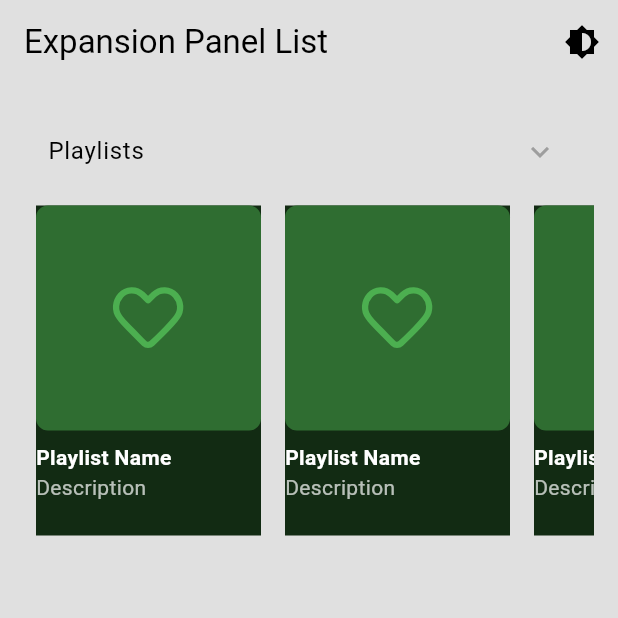
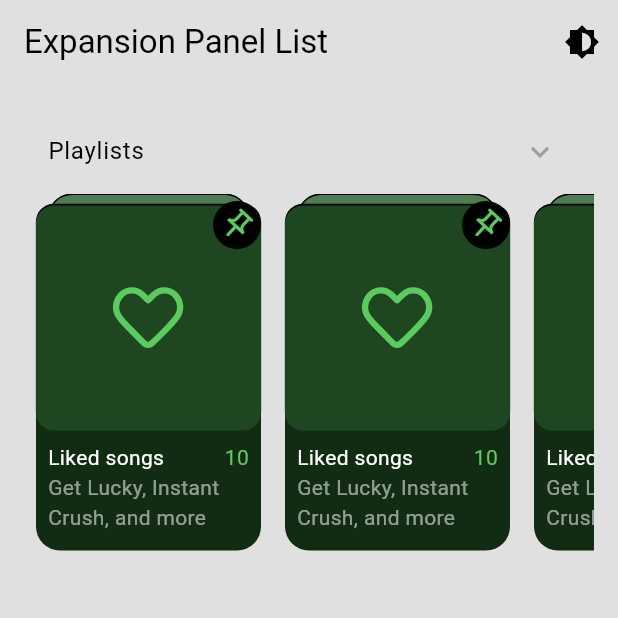
Before and after one commit to Monotone-music/monotone-mobile, a Flutter app: the screen it shows after launch, after a tap on "Playlists", on a phone screen of 412 x 824 dp, the top half of it. Run offline on Flutter 3.47's test engine with Material 3 defaults, Android fonts, the phone set to English and light mode, and no system bars; our stand-ins replace audio_video_progress_bar, flutter_svg, just_audio.

Commit message:
add playlist card (icon)

```diff
--- a/lib/components/my_drawer.dart
+++ /dev/null
@@ -1,65 +0,0 @@
-import 'package:flutter/material.dart';
-
-class MyDrawer extends StatefulWidget {
-  const MyDrawer({super.key});
-
-  @override
-  State<MyDrawer> createState() => _MyDrawerState();
-}
-
-class _MyDrawerState extends State<MyDrawer> {
-  @override
-  Widget build(BuildContext context) {
-    return Drawer(
-      backgroundColor: Theme.of(context).colorScheme.surface,
-      child: Column(
-        children: [
-          //logo
-          DrawerHeader(
-            decoration: BoxDecoration(
-              border: const Border(
-                bottom: BorderSide.none,
-              ),
-              color: Theme.of(context).colorScheme.primary,
-            ),
-            child: Center(
-              child: Icon(
-                Icons.music_note,
-                size: 40,
-                color: Theme.of(context).colorScheme.inversePrimary,
-              ),
-            ),
-          ),
-          //home tile
-          Padding(
-            padding: const EdgeInsets.only(left: 25.0),
-            child: ListTile(
-              title: const Text('H O M E'),
-              leading: Icon(
-                Icons.home,
-                color: Theme.of(context).colorScheme.primary,
-              ),
-              onTap: () {
-                Navigator.pop(context);
-              },
-            ),
-          ),
-          //settings tile
-          Padding(
-            padding: const EdgeInsets.only(left: 25.0, top: 0.0),
-            child: ListTile(
-              title: const Text('S E T T I N G S'),
-              leading: Icon(
-                Icons.settings,
-                color: Theme.of(context).colorScheme.primary,
-              ),
-              onTap: () {
-                Navigator.pop(context);
-              },
-            ),
-          ),
-        ],
-      ),
-    );
-  }
-}
--- /dev/null
+++ b/lib/components/playlist_card.dart
@@ -0,0 +1,168 @@
+import 'package:flutter/material.dart';
+import 'package:flutter_svg/flutter_svg.dart';
+
+class PlaylistCard extends StatefulWidget {
+  const PlaylistCard({super.key});
+
+  @override
+  State<PlaylistCard> createState() => _PlaylistCardState();
+}
+
+bool _customTileExpanded = false;
+
+class _PlaylistCardState extends State<PlaylistCard> {
+  @override
+  Widget build(BuildContext context) {
+    return Theme(
+      data: Theme.of(context).copyWith(dividerColor: Colors.transparent),
+      child: ExpansionTile(
+        title: const Text('Playlists'),
+        trailing: Icon(
+          _customTileExpanded
+              ? Icons.keyboard_arrow_down
+              : Icons.keyboard_arrow_right,
+        ),
+        children: <Widget>[
+          SingleChildScrollView(
+            scrollDirection: Axis.horizontal,
+            child: Row(
+              children: List.generate(10, (index) {
+                return Stack(
+                  children: [
+                    Positioned(
+                      top: 0,
+                      left: 0,
+                      right: 0,
+                      child: Container(
+                        // width: 130,
+                        height: 230,
+                        margin: const EdgeInsets.only(left: 16.0, right: 16.0),
+                        decoration: BoxDecoration(
+                          border: Border.all(
+                            color: const Color.fromARGB(255, 0, 0, 0),
+                            width: 1,
+                          ),
+                          borderRadius: BorderRadius.circular(16.0),
+                          color: const Color.fromARGB(255, 43, 99, 46)
+                              .withOpacity(0.8), // Semi-transparent blue box
+                        ),
+                      ),
+                    ),
+                    Container(
+                      width: 150,
+                      height: 230,
+                      margin: const EdgeInsets.all(8.0),
+                      decoration: BoxDecoration(
+                        borderRadius: BorderRadius.circular(16.0),
+                        color: const Color.fromARGB(255, 18, 43, 19),
+                      ),
+                      child: Column(
+                        crossAxisAlignment: CrossAxisAlignment.start,
+                        children: [
+                          Container(
+                              width: 150,
+                              height: 150,
+                              decoration: BoxDecoration(
+                                boxShadow: [
+                                  BoxShadow(
+                                    color: Colors.black.withOpacity(1),
+                                    spreadRadius: 0.1,
+                                    blurStyle: BlurStyle.solid,
+                                    blurRadius: 0,
+                                    offset: const Offset(
+                                        0, -1), // changes position of shadow
+                                  ),
+                                ],
+                                // border: Border.all(
+                                //   color: const Color.fromARGB(255, 0, 0, 0),
+                                //   width: 1,
+                                // ),
+                                color: const Color.fromARGB(255, 30, 70, 32),
+                                borderRadius: BorderRadius.circular(12.0),
+                              ),
+                              child: Container(
+                                alignment: Alignment.center, // <---- The magic
+                                padding: const EdgeInsets.all(12),
+                                child: SvgPicture.asset(
+                                  'assets/image/heart_icon.svg',
+                                  semanticsLabel: 'My SVG Image',
+
+                                  // fit: BoxFit.scaleDown,
+                                  color: const Color.fromARGB(255, 89, 204, 93),
+
+                                  width: 50, //set your width and height
+                                  height: 50,
+                                ),
+                              )),
+                          const SizedBox(height: 8.0),
+                          const Padding(
+                            padding: EdgeInsets.only(left: 8.0, right: 8.0),
+                            child: Column(
+                              children: [
+                                SizedBox(width: 8.0),
+                                Row(
+                                  mainAxisAlignment:
+                                      MainAxisAlignment.spaceBetween,
+                                  children: [
+                                    Text(
+                                      'Liked songs',
+                                      style: TextStyle(
+                                        // fontWeight: FontWeight.bold,
+                                        color: Colors.white,
+                                      ),
+                                    ),
+                                    const SizedBox(width: 8.0),
+                                    Text(
+                                      '10',
+                                      style: TextStyle(
+                                        color: Color.fromARGB(255, 89, 204, 93),
+                                      ),
+                                    ),
+                                  ],
+                                ),
+                                Text(
+                                  'Get Lucky, Instant Crush, and more',
+                                  style: TextStyle(
+                                    color: Colors.white54,
+                                  ),
+                                ),
+                              ],
+                            ),
+                          ),
+                        ],
+                      ),
+                    ),
+                    Positioned(
+                      top: 5,
+                      right: 8,
+                      child: Container(
+                        padding: const EdgeInsets.all(4.0),
+                        decoration: const BoxDecoration(
+                            color: Color.fromARGB(255, 0, 0, 0),
+                            borderRadius:
+                                BorderRadius.all(Radius.circular(100))),
+                        child: Transform.rotate(
+                          angle:
+                              0.75, // Rotate by 0.5 radians (approximately 28.6 degrees)
+                          child: const Icon(
+                            Icons.push_pin_outlined,
+                            color: Color.fromARGB(255, 89, 204, 93),
+                          ),
+                        ),
+                      ),
+                    ),
+                  ],
+                );
+              }),
+            ),
+          ),
+        ],
+        onExpansionChanged: (bool expanded) {
+          setState(() {
+            _customTileExpanded = expanded;
+          });
+        },
+      ),
+    );
+  }
+}
--- a/lib/pages/home.dart
+++ b/lib/pages/home.dart
@@ -1,7 +1,7 @@
 import 'package:flutter/material.dart';
 import 'package:monotone_flutter/themes/theme_provider.dart';
 import 'package:provider/provider.dart';
-import 'package:flutter_svg/flutter_svg.dart';
+import 'package:monotone_flutter/components/playlist_card.dart';
 
 class HomeScreen extends StatefulWidget {
   const HomeScreen({super.key});
@@ -11,7 +11,7 @@ class HomeScreen extends StatefulWidget {
 }
 
 class _HomeScreenState extends State<HomeScreen> {
-  final List<Item> _data = generateItems(5);
+  // final List<Item> _data = generateItems(5);
 
   @override
   Widget build(BuildContext context) {
@@ -41,136 +41,12 @@ class _HomeScreenState extends State<HomeScreen> {
   bool _customTileExpanded = false;
 
   Widget _buildPanel() {
-    return Column(
+    return const Column(
       children: <Widget>[
-        _buildExpansionTile()
-        // const ExpansionTile(
-        //   title: Text('ExpansionTile 1'),
-        //   subtitle: Text('Trailing expansion arrow icon'),
-        //   children: <Widget>[
-        //     ListTile(title: Text('This is tile number 1')),
-        //   ],
-        // ),
-        // ExpansionTile(
-        //   title: const Text('Playlists'),
-        //   // subtitle: const Text('Custom expansion arrow icon'),
-        //   trailing: Icon(
-        //     _customTileExpanded
-        //         ? Icons.keyboard_arrow_down
-        //         : Icons.keyboard_arrow_right,
-        //   ),
-        //   children: const <Widget>[
-        //     ListTile(title: Text('This is tile number 2')),
-        //   ],
-        //   onExpansionChanged: (bool expanded) {
-        //     setState(() {
-        //       _customTileExpanded = expanded;
-        //     });
-        //   },
-        // ),
-        // const ExpansionTile(
-        //   title: Text('ExpansionTile 3'),
-        //   subtitle: Text('Leading expansion arrow icon'),
-        //   controlAffinity: ListTileControlAffinity.leading,
-        //   children: <Widget>[
-        //     ListTile(title: Text('This is tile number 3')),
-        //   ],
-        // ),
+        PlaylistCard(),
       ],
     );
   }
 
 //
-  Widget _buildExpansionTile() {
-    return Theme(
-      data: Theme.of(context).copyWith(dividerColor: Colors.transparent),
-      child: ExpansionTile(
-        title: const Text('Playlists'),
-        trailing: Icon(
-          _customTileExpanded
-              ? Icons.keyboard_arrow_down
-              : Icons.keyboard_arrow_right,
-        ),
-        children: <Widget>[
-          SingleChildScrollView(
-            scrollDirection: Axis.horizontal,
-            child: Row(
-              children: List.generate(10, (index) {
-                return Container(
-                  width: 150,
-                  height: 220,
-                  margin: const EdgeInsets.all(8.0),
-                  color: const Color.fromARGB(255, 18, 43, 19),
-                  child: Column(
-                    crossAxisAlignment: CrossAxisAlignment.start,
-                    children: [
-                      Container(
-                          width: 150,
-                          height: 150,
-                          decoration: BoxDecoration(
-                            color: const Color.fromARGB(255, 47, 109, 49),
-                            borderRadius: BorderRadius.circular(8.0),
-                          ),
-                          child: Container(
-                            alignment: Alignment.center, // <---- The magic
-                            padding: const EdgeInsets.all(12),
-                            child: SvgPicture.asset(
-                              'assets/image/heart_icon.svg',
-                              semanticsLabel: 'My SVG Image',
-                              // fit: BoxFit.scaleDown,
-                              color: Colors.green,
-                              width: 50, //set your width and height
-                              height: 50,
-                            ),
-                          )),
-                      const SizedBox(height: 8.0),
-                      const Text(
-                        'Playlist Name',
-                        style: TextStyle(
-                          fontWeight: FontWeight.bold,
-                          color: Colors.white,
-                        ),
-                      ),
-                      const Text(
-                        'Description',
-                        style: TextStyle(
-                          color: Colors.white70,
-                        ),
-                      ),
-                    ],
-                  ),
-                );
-              }),
-            ),
-          ),
-        ],
-        onExpansionChanged: (bool expanded) {
-          setState(() {
-            _customTileExpanded = expanded;
-          });
-        },
-      ),
-    );
-  }
 }
-
-class Item {
-  Item({
-    required this.headerValue,
-    this.playlists = const [],
-    this.isExpanded = false,
-  });
-
-  String headerValue;
-  List<String> playlists;
-  bool isExpanded;
-}
-
-List<Item> generateItems(int numberOfItems) {
-  return List<Item>.generate(numberOfItems, (int index) {
-    return Item(
-      headerValue: 'Song $index',
-      playlists: List<String>.generate(index, (int index) => 'Playlist $index'),
-    );
-  });
-}
```
